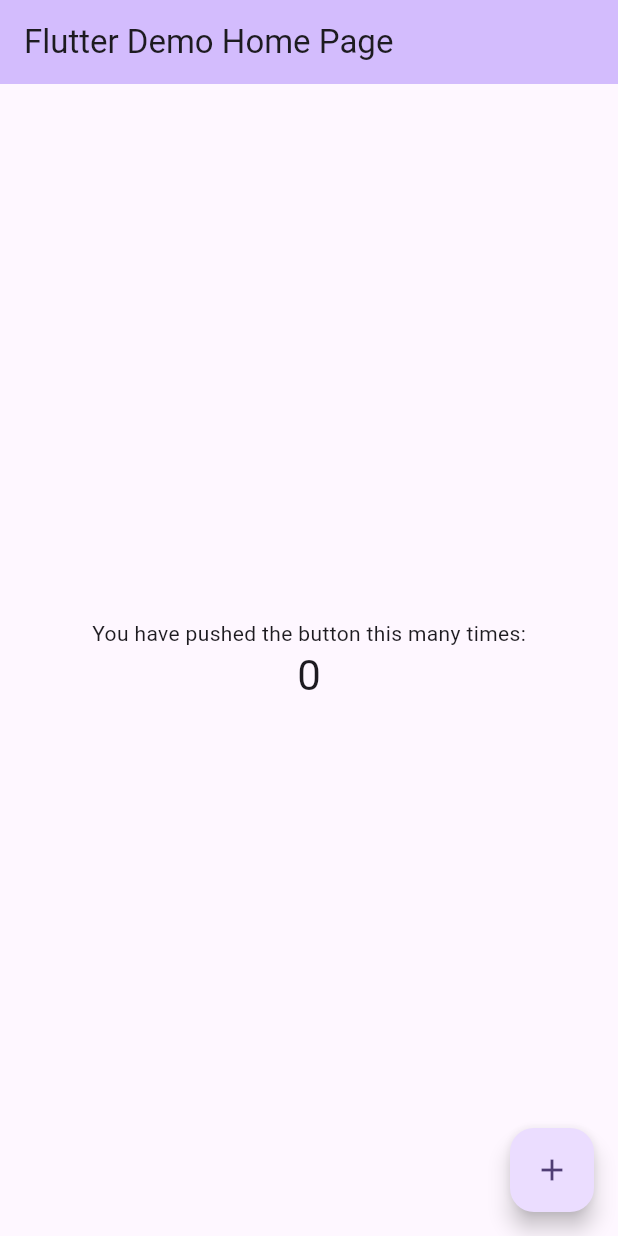
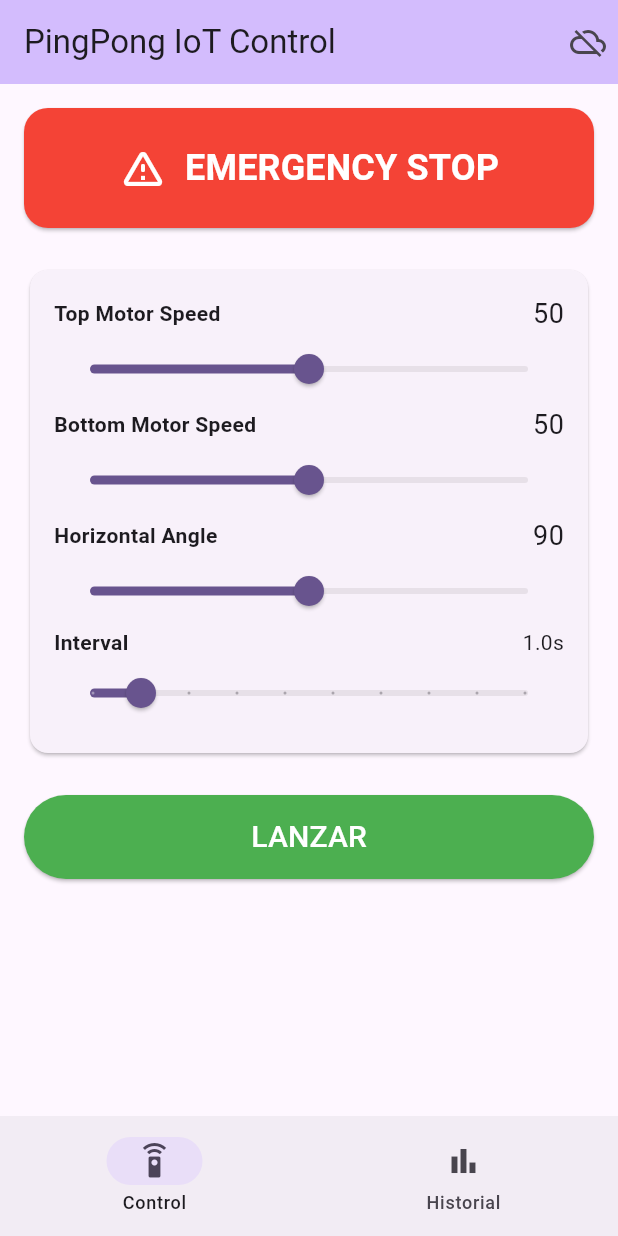
Before and after one commit to BenjaminQRojas/proyecto_pingpong, a Flutter app: the screen it shows after launch, on a phone screen of 412 x 824 dp. Run offline on Flutter 3.47's test engine with Material 3 defaults, Android fonts, the phone set to English and light mode, and no system bars; missing offline and left inert: mqtt_client, postgres.

Commit message:
Add initial project structure and core functionalities for PingPong IoT app
- Created Flutter project structure with core, features, and services directories
- Implemented PingPongShot model for shot configuration
- Developed MqttService for MQTT communication and DatabaseService for PostgreSQL integration
- Added ControlScreen and StatsScreen for user interaction and session history
- Included UI components like MotorSlider and EmergencyStopButton
- Updated widget tests to verify app loading

```diff
--- /dev/null
+++ b/lib/core/models/ping_pong_shot.dart
@@ -0,0 +1,39 @@
+class PingPongShot {
+  final int topMotorSpeed;
+  final int bottomMotorSpeed;
+  final int horizontalAngle;
+  final double interval;
+
+  const PingPongShot({
+    required this.topMotorSpeed,
+    required this.bottomMotorSpeed,
+    required this.horizontalAngle,
+    required this.interval,
+  });
+
+  Map<String, dynamic> toJson() => {
+    'topMotorSpeed': topMotorSpeed,
+    'bottomMotorSpeed': bottomMotorSpeed,
+    'horizontalAngle': horizontalAngle,
+    'interval': interval,
+  };
+
+  factory PingPongShot.fromJson(Map<String, dynamic> json) => PingPongShot(
+    topMotorSpeed: json['topMotorSpeed'] as int,
+    bottomMotorSpeed: json['bottomMotorSpeed'] as int,
+    horizontalAngle: json['horizontalAngle'] as int,
+    interval: (json['interval'] as num).toDouble(),
+  );
+
+  PingPongShot copyWith({
+    int? topMotorSpeed,
+    int? bottomMotorSpeed,
+    int? horizontalAngle,
+    double? interval,
+  }) => PingPongShot(
+    topMotorSpeed: topMotorSpeed ?? this.topMotorSpeed,
+    bottomMotorSpeed: bottomMotorSpeed ?? this.bottomMotorSpeed,
+    horizontalAngle: horizontalAngle ?? this.horizontalAngle,
+    interval: interval ?? this.interval,
+  );
+}
--- /dev/null
+++ b/lib/features/control/control_screen.dart
@@ -0,0 +1,169 @@
+import 'package:flutter/material.dart';
+import '../../core/models/ping_pong_shot.dart';
+import '../../services/mqtt_service.dart';
+import '../../services/database_service.dart';
+import 'widgets/motor_slider.dart';
+import 'widgets/emergency_stop_button.dart';
+
+class ControlScreen extends StatefulWidget {
+  const ControlScreen({super.key});
+
+  @override
+  State<ControlScreen> createState() => _ControlScreenState();
+}
+
+class _ControlScreenState extends State<ControlScreen> {
+  final MqttService _mqttService = MqttService();
+  final DatabaseService _databaseService = DatabaseService();
+
+  int _topMotorSpeed = 50;
+  int _bottomMotorSpeed = 50;
+  int _horizontalAngle = 90;
+  double _interval = 1.0;
+  bool _isConnected = false;
+  bool _isSending = false;
+
+  @override
+  void initState() {
+    super.initState();
+    _initServices();
+  }
+
+  Future<void> _initServices() async {
+    final mqttConnected = await _mqttService.connect();
+    final dbConnected = await _databaseService.connect();
+    setState(() => _isConnected = mqttConnected && dbConnected);
+  }
+
+  @override
+  void dispose() {
+    _mqttService.disconnect();
+    _databaseService.disconnect();
+    super.dispose();
+  }
+
+  Future<void> _sendShot() async {
+    if (_isSending) return;
+    setState(() => _isSending = true);
+
+    final shot = PingPongShot(
+      topMotorSpeed: _topMotorSpeed,
+      bottomMotorSpeed: _bottomMotorSpeed,
+      horizontalAngle: _horizontalAngle,
+      interval: _interval,
+    );
+
+    await _mqttService.sendShotCommand(shot);
+    await _databaseService.insertSession(shot);
+
+    setState(() => _isSending = false);
+
+    if (mounted) {
+      ScaffoldMessenger.of(context).showSnackBar(
+        const SnackBar(
+          content: Text('Comando enviado'),
+          backgroundColor: Colors.green,
+        ),
+      );
+    }
+  }
+
+  Future<void> _emergencyStop() async {
+    await _mqttService.emergencyStop();
+    if (mounted) {
+      ScaffoldMessenger.of(context).showSnackBar(
+        const SnackBar(
+          content: Text('EMERGENCY STOP ACTIVADO'),
+          backgroundColor: Colors.red,
+        ),
+      );
+    }
+  }
+
+  @override
+  Widget build(BuildContext context) {
+    return Scaffold(
+      appBar: AppBar(
+        title: const Text('PingPong IoT Control'),
+        backgroundColor: Theme.of(context).colorScheme.inversePrimary,
+        actions: [
+          Icon(_isConnected ? Icons.cloud_done : Icons.cloud_off),
+          const SizedBox(width: 8),
+        ],
+      ),
+      body: Padding(
+        padding: const EdgeInsets.all(16),
+        child: Column(
+          children: [
+            EmergencyStopButton(onPressed: _emergencyStop),
+            const SizedBox(height: 24),
+            Card(
+              child: Padding(
+                padding: const EdgeInsets.all(16),
+                child: Column(
+                  children: [
+                    MotorSlider(
+                      label: 'Top Motor Speed',
+                      value: _topMotorSpeed,
+                      onChanged: (v) => setState(() => _topMotorSpeed = v),
+                    ),
+                    MotorSlider(
+                      label: 'Bottom Motor Speed',
+                      value: _bottomMotorSpeed,
+                      onChanged: (v) => setState(() => _bottomMotorSpeed = v),
+                    ),
+                    MotorSlider(
+                      label: 'Horizontal Angle',
+                      value: _horizontalAngle,
+                      min: 0,
+                      max: 180,
+                      onChanged: (v) => setState(() => _horizontalAngle = v),
+                    ),
+                    Column(
+                      crossAxisAlignment: CrossAxisAlignment.start,
+                      children: [
+                        Row(
+                          mainAxisAlignment: MainAxisAlignment.spaceBetween,
+                          children: [
+                            const Text(
+                              'Interval',
+                              style: TextStyle(fontWeight: FontWeight.bold),
+                            ),
+                            Text('${_interval.toStringAsFixed(1)}s'),
+                          ],
+                        ),
+                        Slider(
+                          value: _interval,
+                          min: 0.5,
+                          max: 5.0,
+                          divisions: 9,
+                          onChanged: (v) => setState(() => _interval = v),
+                        ),
+                      ],
+                    ),
+                  ],
+                ),
+              ),
+            ),
+            const SizedBox(height: 24),
+            SizedBox(
+              width: double.infinity,
+              height: 56,
+              child: ElevatedButton(
+                onPressed: _isSending ? null : _sendShot,
+                style: ElevatedButton.styleFrom(
+                  backgroundColor: Colors.green,
+                  foregroundColor: Colors.white,
+                ),
+                child: Text(
+                  _isSending ? 'ENVIANDO...' : 'LANZAR',
+                  style: const TextStyle(fontSize: 20),
+                ),
+              ),
+            ),
+          ],
+        ),
+      ),
+    );
+  }
+}
--- /dev/null
+++ b/lib/features/control/widgets/emergency_stop_button.dart
@@ -0,0 +1,36 @@
+import 'package:flutter/material.dart';
+
+class EmergencyStopButton extends StatelessWidget {
+  final VoidCallback onPressed;
+
+  const EmergencyStopButton({super.key, required this.onPressed});
+
+  @override
+  Widget build(BuildContext context) {
+    return SizedBox(
+      width: double.infinity,
+      height: 80,
+      child: ElevatedButton(
+        onPressed: onPressed,
+        style: ElevatedButton.styleFrom(
+          backgroundColor: Colors.red,
+          foregroundColor: Colors.white,
+          shape: RoundedRectangleBorder(
+            borderRadius: BorderRadius.circular(16),
+          ),
+        ),
+        child: const Row(
+          mainAxisAlignment: MainAxisAlignment.center,
+          children: [
+            Icon(Icons.warning_amber_rounded, size: 32),
+            SizedBox(width: 12),
+            Text(
+              'EMERGENCY STOP',
+              style: TextStyle(fontSize: 24, fontWeight: FontWeight.bold),
+            ),
+          ],
+        ),
+      ),
+    );
+  }
+}
--- /dev/null
+++ b/lib/features/control/widgets/motor_slider.dart
@@ -0,0 +1,41 @@
+import 'package:flutter/material.dart';
+
+class MotorSlider extends StatelessWidget {
+  final String label;
+  final int value;
+  final int min;
+  final int max;
+  final ValueChanged<int> onChanged;
+
+  const MotorSlider({
+    super.key,
+    required this.label,
+    required this.value,
+    this.min = 0,
+    this.max = 100,
+    required this.onChanged,
+  });
+
+  @override
+  Widget build(BuildContext context) {
+    return Column(
+      crossAxisAlignment: CrossAxisAlignment.start,
+      children: [
+        Row(
+          mainAxisAlignment: MainAxisAlignment.spaceBetween,
+          children: [
+            Text(label, style: const TextStyle(fontWeight: FontWeight.bold)),
+            Text('$value', style: const TextStyle(fontSize: 18)),
+          ],
+        ),
+        Slider(
+          value: value.toDouble(),
+          min: min.toDouble(),
+          max: max.toDouble(),
+          divisions: max - min,
+          onChanged: (v) => onChanged(v.round()),
+        ),
+      ],
+    );
+  }
+}
--- a/lib/main.dart
+++ b/lib/main.dart
@@ -1,122 +1,84 @@
 import 'package:flutter/material.dart';
+import 'package:provider/provider.dart';
+import 'core/models/ping_pong_shot.dart';
+import 'services/mqtt_service.dart';
+import 'services/database_service.dart';
+import 'features/control/control_screen.dart';
+import 'features/stats/stats_screen.dart';
 
 void main() {
-  runApp(const MyApp());
+  runApp(const PingPongApp());
 }
 
-class MyApp extends StatelessWidget {
-  const MyApp({super.key});
+class PingPongApp extends StatelessWidget {
+  const PingPongApp({super.key});
 
-  // This widget is the root of your application.
   @override
   Widget build(BuildContext context) {
-    return MaterialApp(
-      title: 'Flutter Demo',
-      theme: ThemeData(
-        // This is the theme of your application.
-        //
-        // TRY THIS: Try running your application with "flutter run". You'll see
-        // the application has a purple toolbar. Then, without quitting the app,
-        // try changing the seedColor in the colorScheme below to Colors.green
-        // and then invoke "hot reload" (save your changes or press the "hot
-        // reload" button in a Flutter-supported IDE, or press "r" if you used
-        // the command line to start the app).
-        //
-        // Notice that the counter didn't reset back to zero; the application
-        // state is not lost during the reload. To reset the state, use hot
-        // restart instead.
-        //
-        // This works for code too, not just values: Most code changes can be
-        // tested with just a hot reload.
-        colorScheme: .fromSeed(seedColor: Colors.deepPurple),
+    return MultiProvider(
+      providers: [
+        Provider<MqttService>(create: (_) => MqttService()),
+        Provider<DatabaseService>(create: (_) => DatabaseService()),
+        ChangeNotifierProvider<ShotProvider>(create: (_) => ShotProvider()),
+      ],
+      child: MaterialApp(
+        title: 'PingPong IoT',
+        theme: ThemeData(
+          colorScheme: ColorScheme.fromSeed(seedColor: Colors.deepPurple),
+          useMaterial3: true,
+        ),
+        home: const HomeScreen(),
       ),
-      home: const MyHomePage(title: 'Flutter Demo Home Page'),
     );
   }
 }
 
-class MyHomePage extends StatefulWidget {
-  const MyHomePage({super.key, required this.title});
-
-  // This widget is the home page of your application. It is stateful, meaning
-  // that it has a State object (defined below) that contains fields that affect
-  // how it looks.
-
-  // This class is the configuration for the state. It holds the values (in this
-  // case the title) provided by the parent (in this case the App widget) and
-  // used by the build method of the State. Fields in a Widget subclass are
-  // always marked "final".
-
-  final String title;
+class HomeScreen extends StatefulWidget {
+  const HomeScreen({super.key});
 
   @override
-  State<MyHomePage> createState() => _MyHomePageState();
+  State<HomeScreen> createState() => _HomeScreenState();
 }
 
-class _MyHomePageState extends State<MyHomePage> {
-  int _counter = 0;
+class _HomeScreenState extends State<HomeScreen> {
+  int _selectedIndex = 0;
 
-  void _incrementCounter() {
-    setState(() {
-      // This call to setState tells the Flutter framework that something has
-      // changed in this State, which causes it to rerun the build method below
-      // so that the display can reflect the updated values. If we changed
-      // _counter without calling setState(), then the build method would not be
-      // called again, and so nothing would appear to happen.
-      _counter++;
-    });
-  }
+  final List<Widget> _screens = const [ControlScreen(), StatsScreen()];
 
   @override
   Widget build(BuildContext context) {
-    // This method is rerun every time setState is called, for instance as done
-    // by the _incrementCounter method above.
-    //
-    // The Flutter framework has been optimized to make rerunning build methods
-    // fast, so that you can just rebuild anything that needs updating rather
-    // than having to individually change instances of widgets.
     return Scaffold(
-      appBar: AppBar(
-        // TRY THIS: Try changing the color here to a specific color (to
-        // Colors.amber, perhaps?) and trigger a hot reload to see the AppBar
-        // change color while the other colors stay the same.
-        backgroundColor: Theme.of(context).colorScheme.inversePrimary,
-        // Here we take the value from the MyHomePage object that was created by
-        // the App.build method, and use it to set our appbar title.
-        title: Text(widget.title),
-      ),
-      body: Center(
-        // Center is a layout widget. It takes a single child and positions it
-        // in the middle of the parent.
-        child: Column(
-          // Column is also a layout widget. It takes a list of children and
-          // arranges them vertically. By default, it sizes itself to fit its
-          // children horizontally, and tries to be as tall as its parent.
-          //
-          // Column has various properties to control how it sizes itself and
-          // how it positions its children. Here we use mainAxisAlignment to
-          // center the children vertically; the main axis here is the vertical
-          // axis because Columns are vertical (the cross axis would be
-          // horizontal).
-          //
-          // TRY THIS: Invoke "debug painting" (choose the "Toggle Debug Paint"
-          // action in the IDE, or press "p" in the console), to see the
-          // wireframe for each widget.
-          mainAxisAlignment: .center,
-          children: [
-            const Text('You have pushed the button this many times:'),
-            Text(
-              '$_counter',
-              style: Theme.of(context).textTheme.headlineMedium,
-            ),
-          ],
-        ),
-      ),
-      floatingActionButton: FloatingActionButton(
-        onPressed: _incrementCounter,
-        tooltip: 'Increment',
-        child: const Icon(Icons.add),
+      body: _screens[_selectedIndex],
+      bottomNavigationBar: NavigationBar(
+        selectedIndex: _selectedIndex,
+        onDestinationSelected: (i) => setState(() => _selectedIndex = i),
+        destinations: const [
+          NavigationDestination(
+            icon: Icon(Icons.settings_remote),
+            label: 'Control',
+          ),
+          NavigationDestination(
+            icon: Icon(Icons.bar_chart),
+            label: 'Historial',
+          ),
+        ],
       ),
     );
   }
 }
+
+class ShotProvider extends ChangeNotifier {
+  PingPongShot _currentShot = const PingPongShot(
+    topMotorSpeed: 50,
+    bottomMotorSpeed: 50,
+    horizontalAngle: 90,
+    interval: 1.0,
+  );
+
+  PingPongShot get currentShot => _currentShot;
+
+  void updateShot(PingPongShot shot) {
+    _currentShot = shot;
+    notifyListeners();
+  }
+}
```
Also changed, not shown: Acciones Realizadas.txt (+8 -0 lines), Prompt de Inicialización Proyecto IoT.txt (added, +15 -0 lines), lib/features/stats/stats_screen.dart (added, +81 -0 lines), lib/services/database_service.dart (added, +100 -0 lines), lib/services/mqtt_service.dart (added, +75 -0 lines), 1 other file.
